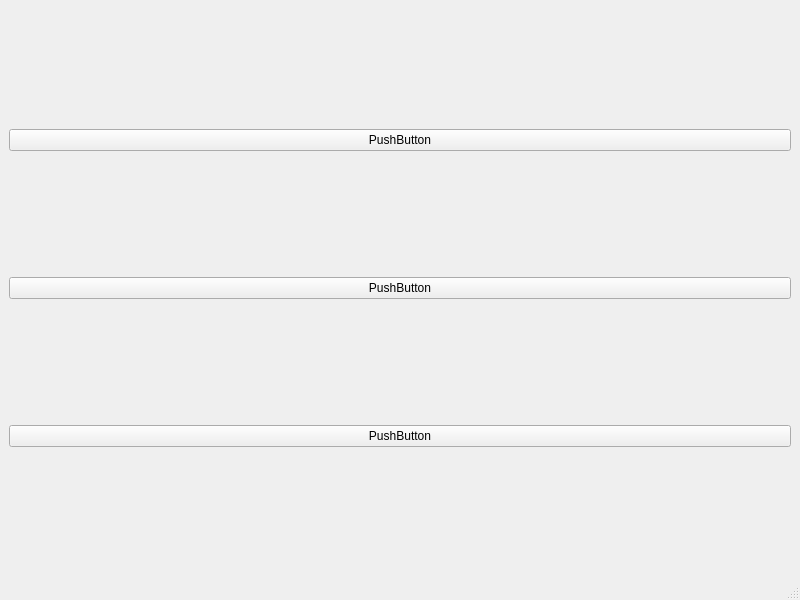
Above: ShipboardTools/Window_SystemViewer.ui from AganDur/TravellerTool before the change. Below: the same form after it.
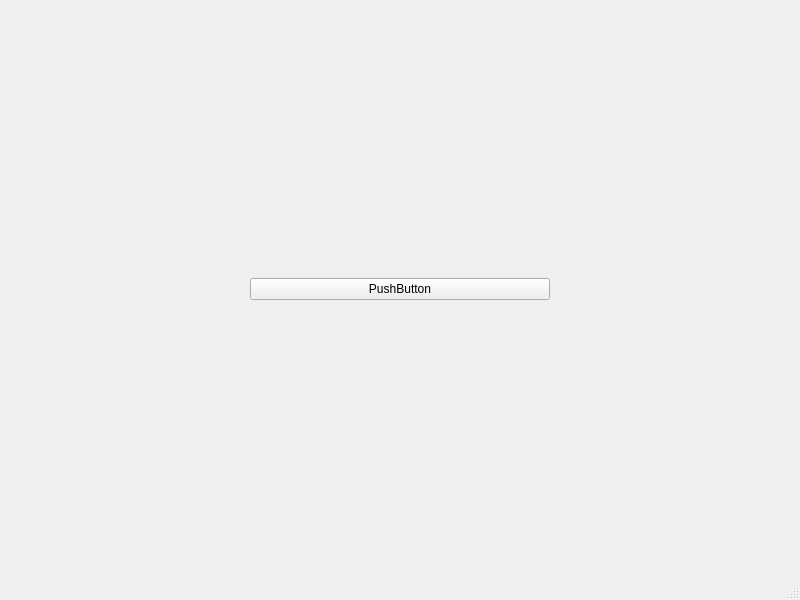
That is the form after the change.

```diff
--- a/ShipboardTools/Window_SystemViewer.ui
+++ b/ShipboardTools/Window_SystemViewer.ui
@@ -17,22 +17,14 @@
    <layout class="QHBoxLayout" name="horizontalLayout">
     <item>
      <layout class="QVBoxLayout" name="verticalLayout">
-      <item>
-       <widget class="QPushButton" name="pushButton_2">
-        <property name="text">
-         <string>PushButton</string>
-        </property>
-       </widget>
-      </item>
-      <item>
-       <widget class="QPushButton" name="pushButton_3">
-        <property name="text">
-         <string>PushButton</string>
-        </property>
-       </widget>
-      </item>
       <item>
        <widget class="QPushButton" name="pushButton">
+        <property name="maximumSize">
+         <size>
+          <width>300</width>
+          <height>16777215</height>
+         </size>
+        </property>
         <property name="text">
          <string>PushButton</string>
         </property>
```
